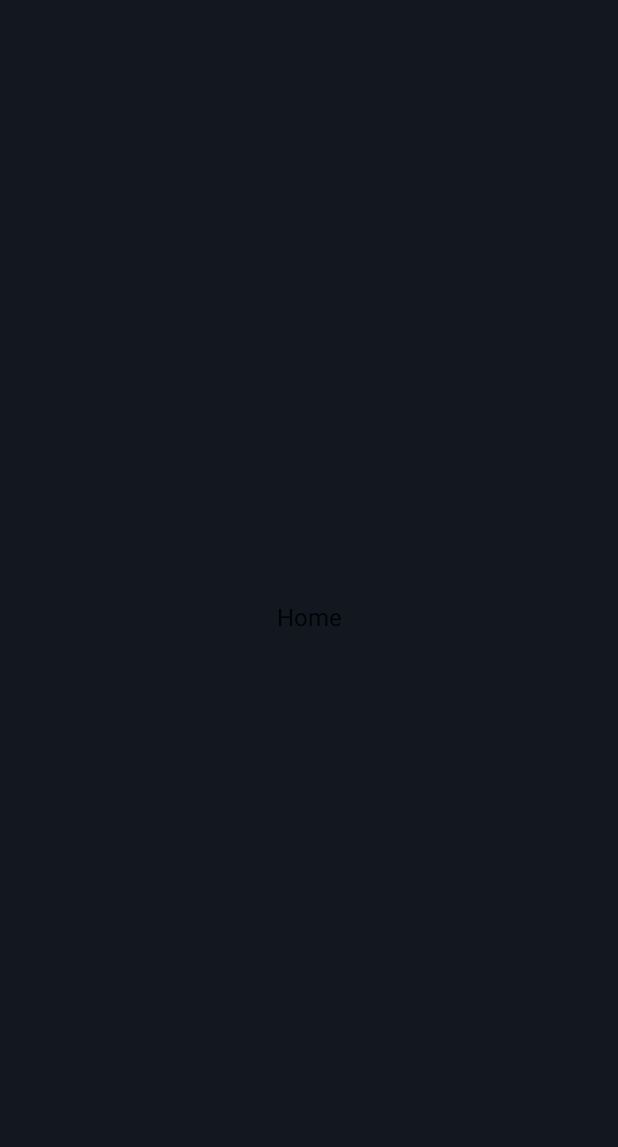
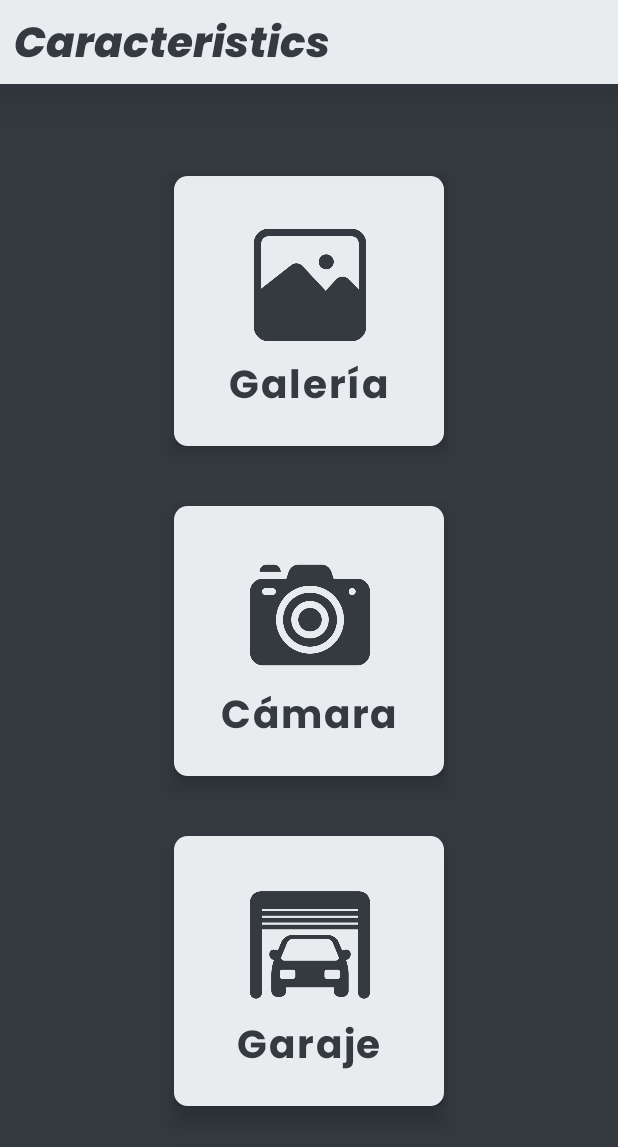
Before and after one commit to jesus94ruiz/CaracterisiticsV1, an Android app built with Jetpack Compose: the screen it shows after launch (MainActivity), on a phone screen of 412 x 824 dp. Before the commit the part shown is almost empty. Shown: the top 1147 px of the screen. Run offline under Robolectric (Android 15) with nearby library versions, the light colour scheme and no system bars.

Commit message:
Main Screen Done!

```diff
--- a/app/src/main/AndroidManifest.xml
+++ b/app/src/main/AndroidManifest.xml
@@ -1,6 +1,8 @@
 <?xml version="1.0" encoding="utf-8"?>
 <manifest xmlns:android="http://schemas.android.com/apk/res/android"
     xmlns:tools="http://schemas.android.com/tools">
+
+    <uses-permission android:name="android.permission.CAMERA"/>
 
     <application
         android:allowBackup="true"
@@ -23,5 +25,9 @@
             </intent-filter>
         </activity>
     </application>
+    <uses-permission android:name="android.permission.READ_EXTERNAL_STORAGE" />
+    <uses-permission android:name="android.permission.WRITE_EXTERNAL_STORAGE" />
+    <uses-feature android:name="android.hardware.camera"
+        android:required="true" />
 
 </manifest>
--- /dev/null
+++ b/app/src/main/java/com/jera/caracterisiticsv1/CameraScreen.kt
@@ -0,0 +1,40 @@
+package com.jera.caracterisiticsv1
+
+import android.content.ActivityNotFoundException
+import android.content.Intent
+import android.provider.MediaStore
+import androidx.compose.foundation.background
+import androidx.compose.foundation.layout.*
+import androidx.compose.runtime.Composable
+import androidx.compose.ui.Alignment
+import androidx.compose.ui.Modifier
+import androidx.compose.ui.graphics.Color
+import androidx.compose.ui.unit.dp
+import androidx.core.app.ActivityCompat.startActivityForResult
+import androidx.navigation.NavHostController
+
+class CameraScreen {
+
+}
+
+@Composable
+fun CameraScreen(navController: NavHostController){
+    Column(
+        modifier = Modifier
+            .background(Color(0x34, 0x3A, 0x40, 0xFF))
+            .fillMaxSize(),
+        horizontalAlignment = Alignment.CenterHorizontally,
+        verticalArrangement = Arrangement.Center
+    ) {
+        Spacer(Modifier.size(30.dp))
+        ButtonGallery()
+        Spacer(Modifier.size(40.dp))
+        ButtonCamera()
+        Spacer(Modifier.size(40.dp))
+        ButtonGarage()
+    }
+    Column()
+    {
+        Header()
+    }
+}
--- a/app/src/main/java/com/jera/caracterisiticsv1/MainScreen.kt
+++ b/app/src/main/java/com/jera/caracterisiticsv1/MainScreen.kt
@@ -1,32 +1,168 @@
 package com.jera.caracterisiticsv1
 
+import android.content.ActivityNotFoundException
+import android.content.Intent
+import android.provider.MediaStore
 import androidx.compose.foundation.background
-import androidx.compose.foundation.layout.Arrangement
 import androidx.compose.runtime.Composable
-import androidx.compose.foundation.layout.Column
-import androidx.compose.foundation.layout.fillMaxSize
-import androidx.compose.material.Text
 import androidx.compose.ui.Alignment
 import androidx.compose.ui.Modifier
 import androidx.compose.ui.graphics.Color
+import androidx.compose.ui.res.painterResource
 import androidx.compose.ui.tooling.preview.Preview
+import androidx.compose.foundation.layout.*
+import androidx.compose.foundation.shape.RoundedCornerShape
+import androidx.compose.material.*
+import androidx.compose.ui.draw.shadow
+import androidx.compose.ui.graphics.RectangleShape
+import androidx.compose.ui.text.font.FontWeight
+import androidx.compose.ui.unit.dp
+import androidx.compose.ui.unit.sp
+import androidx.core.app.ActivityCompat
+import androidx.navigation.NavHostController
+import com.jera.caracterisiticsv1.ui.theme.Poppins
 
 
+//@Preview(showSystemUi = true, showBackground = true)
 @Composable
-fun MainScreen(){
+fun MainScreen(navController: NavHostController){
     Column(
-        modifier = Modifier.
-        background(Color(0x13, 0x18, 0x20,0xFF)).
-        fillMaxSize(),
+        modifier = Modifier
+            .background(Color(0x34, 0x3A, 0x40, 0xFF))
+            .fillMaxSize(),
         horizontalAlignment = Alignment.CenterHorizontally,
         verticalArrangement = Arrangement.Center
     ) {
-        Text("Home")
+        Spacer(Modifier.size(30.dp))
+        ButtonGallery()
+        Spacer(Modifier.size(40.dp))
+        ButtonCamera()
+        Spacer(Modifier.size(40.dp))
+        ButtonGarage()
+    }
+    Column()
+    {
+        Header()
     }
 }
 
-/*@Preview(showSystemUi = true, showBackground = true)
 @Composable
-fun MainScreenPreview(){
-    MainScreen()
-}*/
+fun ButtonGallery() {
+    Button(onClick = {},
+        modifier = Modifier
+            .height(180.dp)
+            .width(180.dp)
+            .shadow(10.dp, shape = RectangleShape, spotColor = Color(0x00, 0x00, 0x00, 0xFF)),
+        colors = ButtonDefaults.buttonColors(backgroundColor = Color(0xE9, 0xEC, 0xEF, 0xFF)),
+        //border = BorderStroke(3.dp, Color(0x34, 0x3A, 0x40, 0xFF)),
+        shape = RoundedCornerShape(5),
+        //Naranja 0xEE, 0x6C, 0x4D, 0xFF
+        //Azul Clarito 0xE0, 0xFB, 0xFC, 0xFF
+        //Azul Cielo 0x98, 0xC1, 0xD9, 0xFF
+        //Azul Militar 0x3D, 0x5A, 0x80, 0xFF
+        //Color(0x34, 0x3A, 0x40, 0xFF) Gris
+        //Color(0xE9, 0xEC, 0xEF, 0xFF) Blanco
+    ){
+        Column(
+            horizontalAlignment = Alignment.CenterHorizontally,
+            verticalArrangement = Arrangement.Center
+        ) {
+            Spacer(Modifier.size(10.dp))
+            Icon(
+                painter = painterResource(id = R.drawable.gallery),
+                contentDescription = null,
+                modifier = Modifier.size(80.dp, 80.dp),
+                tint = Color(0x34, 0x3A, 0x40, 0xFF)
+            )
+            Spacer(Modifier.size(ButtonDefaults.IconSpacing))
+            Text(text = "Galería",
+                modifier = Modifier.align(Alignment.CenterHorizontally),
+                fontSize = 26.sp ,
+                fontFamily = Poppins,
+                fontWeight = FontWeight.Normal,
+                color = Color(0x34, 0x3A, 0x40, 0xFF)
+            )
+        }
+    }
+}
+
+@Composable
+fun ButtonCamera() {
+    Button(onClick = {},
+        modifier = Modifier
+            .height(180.dp)
+            .width(180.dp)
+            .shadow(10.dp, shape = RectangleShape, spotColor = Color(0x00, 0x00, 0x00, 0xFF)),
+        colors = ButtonDefaults.buttonColors(backgroundColor = Color(0xE9, 0xEC, 0xEF, 0xFF)),
+        shape = RoundedCornerShape(5),
+    ){
+        Column(
+            horizontalAlignment = Alignment.CenterHorizontally,
+            verticalArrangement = Arrangement.Center
+        ) {
+            Spacer(Modifier.size(10.dp))
+            Icon(
+                painter = painterResource(id = R.drawable.camera),
+                contentDescription = null,
+                modifier = Modifier.size(80.dp, 80.dp),
+                tint = Color(0x34, 0x3A, 0x40, 0xFF)
+            )
+            Spacer(Modifier.size(ButtonDefaults.IconSpacing))
+            Text(text = "Cámara",
+                modifier = Modifier.align(Alignment.CenterHorizontally),
+                fontSize = 26.sp ,
+                fontFamily = Poppins,
+                fontWeight = FontWeight.Normal,
+                color = Color(0x34, 0x3A, 0x40, 0xFF)
+            )
+        }
+    }
+}
+
+@Composable
+fun ButtonGarage() {
+    Button(onClick = {},
+        modifier = Modifier
+            .height(180.dp)
+            .width(180.dp)
+            .shadow(10.dp, shape = RectangleShape, spotColor = Color(0x00, 0x00, 0x00, 0xFF)),
+        colors = ButtonDefaults.buttonColors(backgroundColor = Color(0xE9, 0xEC, 0xEF, 0xFF)),
+        shape = RoundedCornerShape(5),
+    ){
+        Column(
+            horizontalAlignment = Alignment.CenterHorizontally,
+            verticalArrangement = Arrangement.Center
+        ) {
+            Spacer(Modifier.size(10.dp))
+            Icon(
+                painter = painterResource(id = R.drawable.car_in_garage),
+                contentDescription = null,
+                modifier = Modifier.size(80.dp, 80.dp),
+                tint = Color(0x34, 0x3A, 0x40, 0xFF)
+            )
+            Spacer(Modifier.size(ButtonDefaults.IconSpacing))
+            Text(text = "Garaje",
+                modifier = Modifier.align(Alignment.CenterHorizontally),
+                fontSize = 26.sp ,
+                fontFamily = Poppins,
+                fontWeight = FontWeight.Normal,
+                color = Color(0x34, 0x3A, 0x40, 0xFF)
+            )
+        }
+    }
+}
+@Composable
+fun Header(){
+    TopAppBar(
+        backgroundColor = Color(0xE9, 0xEC, 0xEF, 0xFF),
+        elevation = 40.dp
+    ) {
+        Text(text = "Caracteristics",
+            Modifier.padding(5.dp, 5.dp),
+            fontSize = 28.sp,
+            fontFamily = Poppins,
+            fontWeight = FontWeight.Bold,
+            color = Color(0x34, 0x3A, 0x40, 0xFF)
+        )
+    }
+}
--- a/app/src/main/java/com/jera/caracterisiticsv1/navigation/AppNavigation.kt
+++ b/app/src/main/java/com/jera/caracterisiticsv1/navigation/AppNavigation.kt
@@ -6,6 +6,7 @@ import androidx.navigation.compose.composable
 import androidx.navigation.compose.rememberNavController
 import com.jera.caracterisiticsv1.MainScreen
 import com.jera.caracterisiticsv1.SplashScreen
+import com.jera.caracterisiticsv1.CameraScreen
 
 @Composable
 fun AppNavigation(){
@@ -18,7 +19,10 @@ fun AppNavigation(){
             SplashScreen(navController)
         }
         composable(AppScreens.MainScreen.route){
-            MainScreen()
+            MainScreen(navController)
+        }
+        composable(AppScreens.CameraScreen.route){
+            CameraScreen(navController)
         }
     }
 }
--- a/app/src/main/java/com/jera/caracterisiticsv1/navigation/AppScreens.kt
+++ b/app/src/main/java/com/jera/caracterisiticsv1/navigation/AppScreens.kt
@@ -3,4 +3,5 @@ package com.jera.caracterisiticsv1.navigation
 sealed class AppScreens(val route:String) {
     object SplashScreen: AppScreens("splash_screen")
     object MainScreen: AppScreens("main_screen")
+    object CameraScreen: AppScreens("camera_screen")
 }
--- a/app/src/main/java/com/jera/caracterisiticsv1/ui/theme/Type.kt
+++ b/app/src/main/java/com/jera/caracterisiticsv1/ui/theme/Type.kt
@@ -1,15 +1,21 @@
 package com.jera.caracterisiticsv1.ui.theme
+import com.jera.caracterisiticsv1.R
 
 import androidx.compose.material.Typography
 import androidx.compose.ui.text.TextStyle
+import androidx.compose.ui.text.font.Font
 import androidx.compose.ui.text.font.FontFamily
 import androidx.compose.ui.text.font.FontWeight
 import androidx.compose.ui.unit.sp
 
+val Poppins = FontFamily(
+    Font(R.font.poppins_bold, FontWeight.Normal),
+    Font(R.font.poppins_extrabolditalic, FontWeight.Bold)
+)
 // Set of Material typography styles to start with
 val Typography = Typography(
     body1 = TextStyle(
-        fontFamily = FontFamily.Default,
+        fontFamily = Poppins,
         fontWeight = FontWeight.Normal,
         fontSize = 16.sp
     )
```
Also changed, not shown: app/src/main/res/drawable/camera.png (added), app/src/main/res/drawable/car_in_garage.png (added), app/src/main/res/drawable/gallery.png (added), app/src/main/res/drawable/logo.png (deleted), app/src/main/res/drawable/logo_mainscreen.png (added), app/src/main/res/drawable/logo_rueda.png (deleted), app/src/main/res/drawable/logo_sin_rueda.png (deleted), app/src/main/res/font/poppins_bold.ttf (added), app/src/main/res/font/poppins_extrabolditalic.ttf (added).
